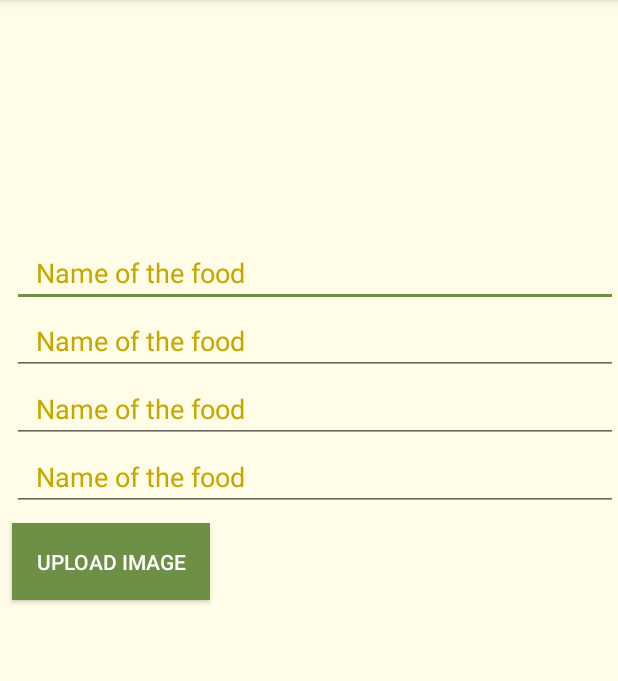
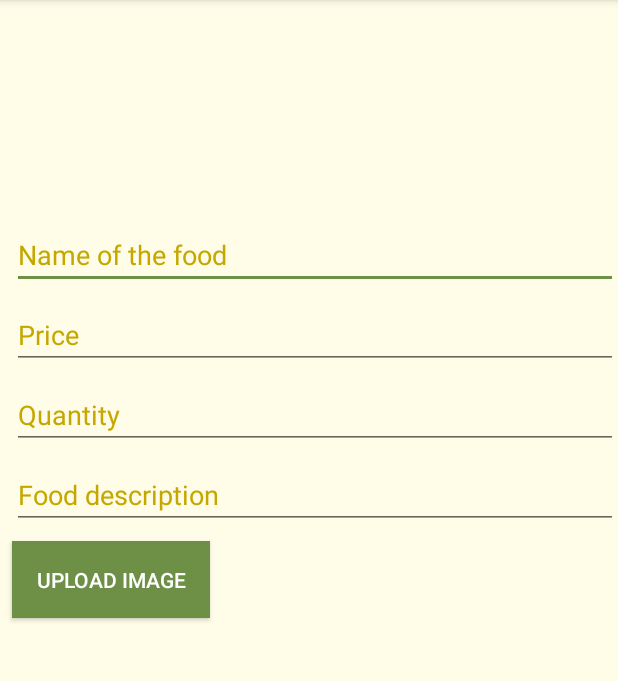
Before and after one commit to Kapadokia-Titus/Foodyfy, an Android app: the screen it shows after launch (CreateFood), in the options menu, after a tap on "Create New Food", on a phone screen of 412 x 824 dp, the part 84-765 px from its top. Run offline under Robolectric (Android 15) with nearby library versions, the phone set to English and light mode, and no system bars; our stand-ins replace Firebase (no records; nobody signed in at launch, a user with empty details on screens opened directly); libraries missing offline, so code that uses them is left out: com.firebase.ui; 2 statements that could not run were skipped.

```diff
--- a/app/src/main/AndroidManifest.xml
+++ b/app/src/main/AndroidManifest.xml
@@ -9,7 +9,8 @@
         android:roundIcon="@drawable/food_icon"
         android:supportsRtl="true"
         android:theme="@style/AppTheme2">
-        <activity android:name=".CreateFood"></activity>
+        <activity android:name=".MyMenu"></activity>
+        <activity android:name=".CreateFood" />
         <activity
             android:name=".ConfirmationPopup"
             android:theme="@style/AppTheme" />
--- a/app/src/main/java/kapadokia/nyandoro/foodclient/MainActivity.java
+++ b/app/src/main/java/kapadokia/nyandoro/foodclient/MainActivity.java
@@ -131,6 +131,10 @@ public class MainActivity extends AppCompatActivity {
             case R.id.create_food:
                 Intent intent =  new Intent(MainActivity.this, CreateFood.class);
                 startActivity(intent);
+
+            case R.id.my_menu:
+                Intent intent1 = new Intent(MainActivity.this, MyMenu.class);
+                startActivity(intent1);
         }
         return super.onOptionsItemSelected(item);
     }
--- /dev/null
+++ b/app/src/main/java/kapadokia/nyandoro/foodclient/MyMenu.java
@@ -0,0 +1,14 @@
+package kapadokia.nyandoro.foodclient;
+
+import androidx.appcompat.app.AppCompatActivity;
+
+import android.os.Bundle;
+
+public class MyMenu extends AppCompatActivity {
+
+    @Override
+    protected void onCreate(Bundle savedInstanceState) {
+        super.onCreate(savedInstanceState);
+        setContentView(R.layout.activity_my_menu);
+    }
+}
--- /dev/null
+++ b/app/src/main/java/kapadokia/nyandoro/foodclient/adapter/MyMenuAdapter.java
@@ -0,0 +1,4 @@
+package kapadokia.nyandoro.foodclient.adapter;
+
+public class MyMenuAdapter {
+}
--- a/app/src/main/res/layout/activity_create_food.xml
+++ b/app/src/main/res/layout/activity_create_food.xml
@@ -22,8 +22,9 @@
                 android:layout_width="match_parent"
                 android:layout_height="wrap_content"
                 android:hint="@string/name_of_the_food"
-                android:paddingLeft="@dimen/padding_left"
                 android:textColor="@color/colorPrimaryDark"
+                android:inputType="text"
+                android:maxLines="1"
                 android:textColorHint="@color/colorPrimaryDark"
                 android:layout_marginStart="@dimen/margin"
                 android:layout_marginRight="@dimen/margin"
@@ -31,8 +32,9 @@
             <EditText
                 android:layout_width="match_parent"
                 android:layout_height="wrap_content"
-                android:hint="@string/name_of_the_food"
-                android:paddingLeft="@dimen/padding_left"
+                android:hint="@string/price"
+                android:inputType="number"
+                android:layout_marginTop="@dimen/margin"
                 android:textColor="@color/colorPrimaryDark"
                 android:textColorHint="@color/colorPrimaryDark"
                 android:layout_marginStart="@dimen/margin"
@@ -41,8 +43,10 @@
             <EditText
                 android:layout_width="match_parent"
                 android:layout_height="wrap_content"
-                android:hint="@string/name_of_the_food"
-                android:paddingLeft="@dimen/padding_left"
+                android:hint="@string/created_quantity"
+                android:inputType="number"
+                android:maxLines="1"
+                android:layout_marginTop="@dimen/margin"
                 android:textColor="@color/colorPrimaryDark"
                 android:textColorHint="@color/colorPrimaryDark"
                 android:layout_marginStart="@dimen/margin"
@@ -51,8 +55,8 @@
             <EditText
                 android:layout_width="match_parent"
                 android:layout_height="wrap_content"
-                android:hint="@string/name_of_the_food"
-                android:paddingLeft="@dimen/padding_left"
+                android:hint="@string/food_description"
+                android:layout_marginTop="@dimen/margin"
                 android:textColor="@color/colorPrimaryDark"
                 android:textColorHint="@color/colorPrimaryDark"
                 android:layout_marginStart="@dimen/margin"
--- a/app/src/main/res/values/dimens.xml
+++ b/app/src/main/res/values/dimens.xml
@@ -6,4 +6,5 @@
     <dimen name="margin">8dp</dimen>
     <dimen name="food_image_width">200dp</dimen>
     <dimen name="food_image_height">200dp</dimen>
+    <dimen name="default_icon_dime">30dp</dimen>
 </resources>
--- a/app/src/main/res/values/strings.xml
+++ b/app/src/main/res/values/strings.xml
@@ -3,7 +3,7 @@
     <string name="foodyfy">FOODYFY</string>
     <string name="pay_text">Pay Now</string>
     <string name="confirm">Confirm</string>
-    <string name="quantity">Quantity</string>
+    <string name="created_quantity">Quantity</string>
     <string name="currency">Ksh.</string>
     <string name="red">Your order has been cancelled</string>
     <string name="processing">Your order is being processed</string>
@@ -15,4 +15,9 @@
     <string name="my_menu">My Menu</string>
     <string name="create_new_food">Create New Food</string>
     <string name="save">Save</string>
+    <string name="price">Price</string>
+    <string name="quantity">Quantity</string>
+    <string name="food_description">Food description</string>
+    <string name="cancel">Cancel</string>
+    <string name="update">Update</string>
 </resources>
```
Also changed, not shown: app/src/main/res/drawable/ic_cancel.xml (added, +9 -0 lines), app/src/main/res/drawable/ic_update.xml (added, +9 -0 lines), app/src/main/res/layout/activity_my_menu.xml (added, +15 -0 lines), app/src/main/res/layout/my_menu_list.xml (added, +155 -0 lines).
